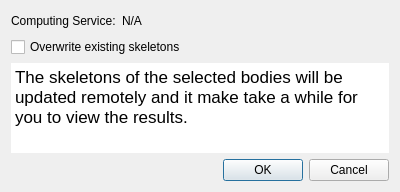
The window that neurolabi/gui/dialogs/zflyemskeletonupdatedialog.ui (janelia-flyem/NeuTu) describes before a commit, drawn with Qt 5.
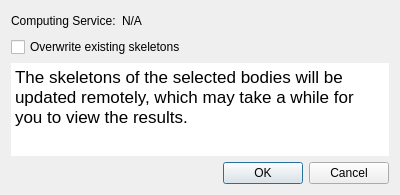
The same window after the commit.

Commit message: adjusting toolbar size

The edit to the form file:
```diff
--- a/neurolabi/gui/dialogs/zflyemskeletonupdatedialog.ui
+++ b/neurolabi/gui/dialogs/zflyemskeletonupdatedialog.ui
@@ -7,7 +7,7 @@
     <x>0</x>
     <y>0</y>
     <width>400</width>
-    <height>192</height>
+    <height>195</height>
    </rect>
   </property>
   <property name="windowTitle">
@@ -77,7 +77,7 @@
 &lt;html&gt;&lt;head&gt;&lt;meta name=&quot;qrichtext&quot; content=&quot;1&quot; /&gt;&lt;style type=&quot;text/css&quot;&gt;
 p, li { white-space: pre-wrap; }
 &lt;/style&gt;&lt;/head&gt;&lt;body style=&quot; font-family:'Lucida Grande'; font-size:13pt; font-weight:400; font-style:normal;&quot;&gt;
-&lt;p style=&quot; margin-top:0px; margin-bottom:0px; margin-left:0px; margin-right:0px; -qt-block-indent:0; text-indent:0px;&quot;&gt;The skeletons of the selected bodies will be updated remotely and it make take a while for you to view the results.&lt;/p&gt;&lt;/body&gt;&lt;/html&gt;</string>
+&lt;p style=&quot; margin-top:0px; margin-bottom:0px; margin-left:0px; margin-right:0px; -qt-block-indent:0; text-indent:0px;&quot;&gt;The skeletons of the selected bodies will be updated remotely, which may take a while for you to view the results.&lt;/p&gt;&lt;/body&gt;&lt;/html&gt;</string>
      </property>
     </widget>
    </item>
```
The commit also changes 5 other files.
